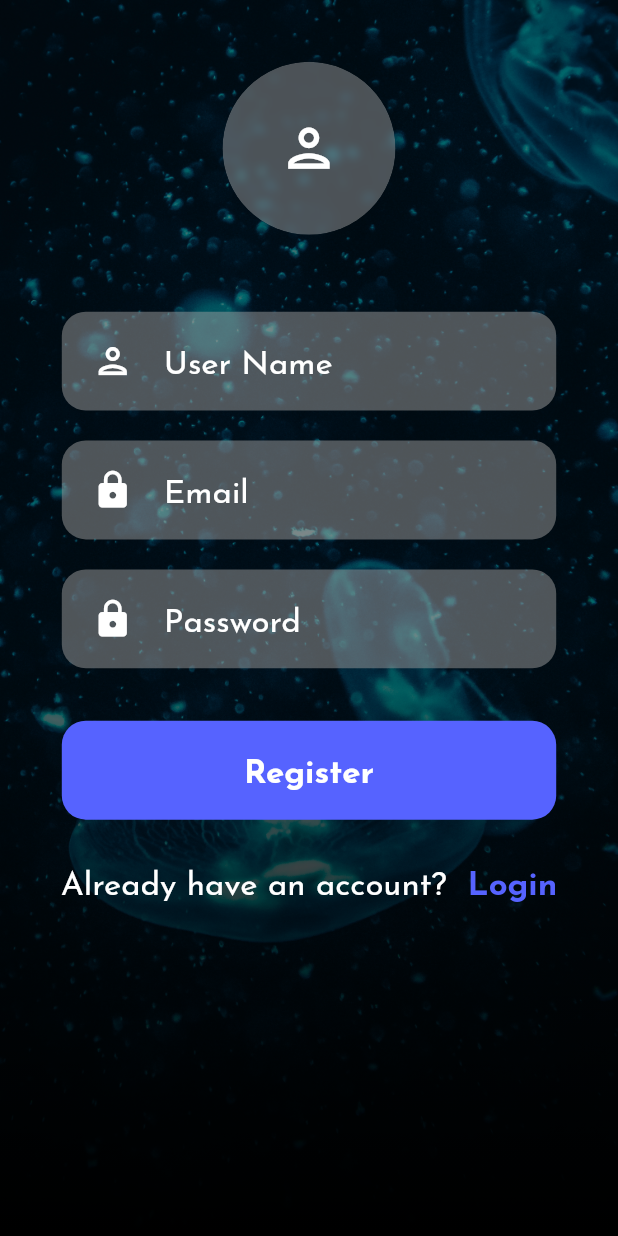
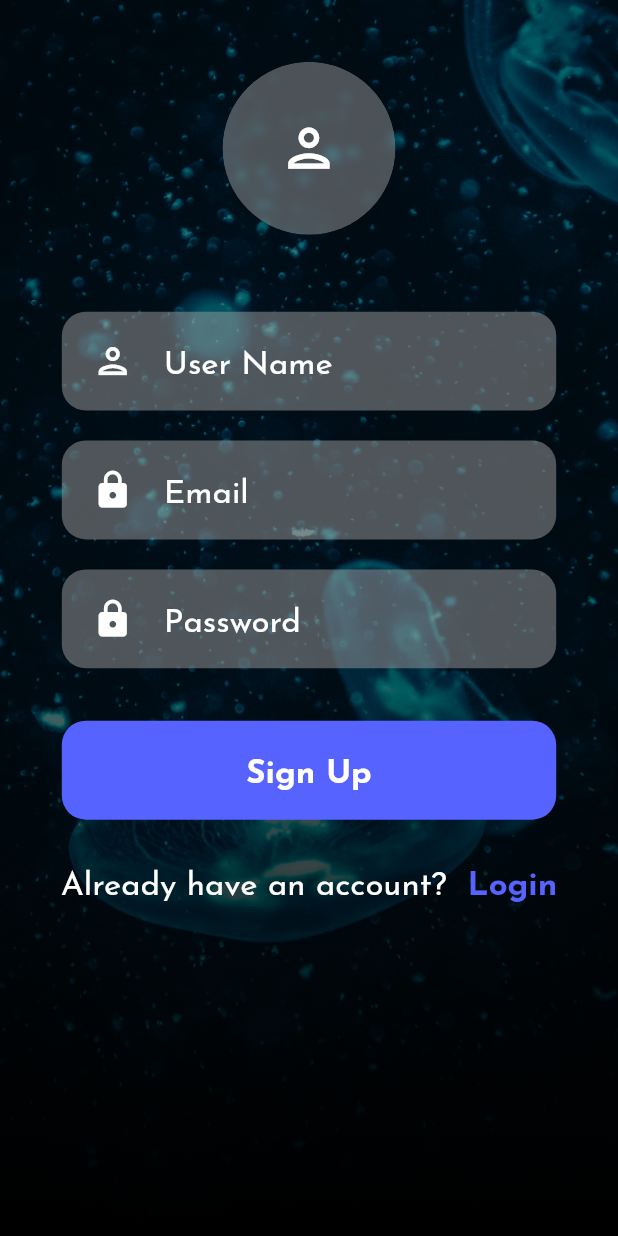
Before and after one commit to Tani21/CloneApp, a Flutter app: the screen it shows after launch, after a tap on "Create New Account", on a phone screen of 412 x 824 dp. Run offline on Flutter 3.47's test engine with Material 2 defaults, Android fonts, the phone set to English and light mode, and no system bars; our stand-ins replace cloud_firestore, firebase_auth, firebase_core, google_fonts; accounts and stored records are empty; network calls fail.

Commit message:
email auth progress

```diff
--- a/lib/screens/create_new_account.dart
+++ b/lib/screens/create_new_account.dart
@@ -1,8 +1,12 @@
 import 'dart:ui';
-
+import 'login_screen.dart';
 import 'package:flutter/material.dart';
 import 'package:trello/pallete.dart';
 import 'package:trello/widgets/widgets.dart';
+import 'package:firebase_auth/firebase_auth.dart';
+import 'package:firebase_core/firebase_core.dart';
+import 'package:cloud_firestore/cloud_firestore.dart';
+import 'package:trello/main.dart';
 
 class CreateNewAccount extends StatelessWidget {
   const CreateNewAccount({ Key? key }) : super(key: key);
@@ -83,8 +87,8 @@ class CreateNewAccount extends StatelessWidget {
 
                     SizedBox(height: 25,),
 
-                    RoundedButton(buttonName: 'Register'),
-
+                    //RoundedButton(buttonName: 'Register'),
+                    SignInButton(),
                     SizedBox(height: 25,),
 
                     Row(
@@ -116,3 +120,49 @@ class CreateNewAccount extends StatelessWidget {
     );
   }
 }
+
+
+class SignInButton extends StatefulWidget {
+  const SignInButton({Key? key}) : super(key: key);
+
+  @override
+  _SignInButtonState createState() => _SignInButtonState();
+}
+
+class _SignInButtonState extends State<SignInButton> {
+  @override
+  Widget build(BuildContext context) {
+    Size size = MediaQuery.of(context).size;
+    return Container(
+      height: size.height * 0.08,
+      width: size.width * 0.8,
+      decoration: BoxDecoration(
+        borderRadius: BorderRadius.circular(16),
+        color: kBlue,
+      ),
+
+      child: TextButton(
+        onPressed: () async {
+          // main();
+
+          try {
+            UserCredential userCredential = await FirebaseAuth.instance.createUserWithEmailAndPassword(
+                email: "tanishkavaswani1@gmail.com",
+                password: "tanishka"
+            );
+          } on FirebaseAuthException catch (e) {
+            if (e.code == 'weak-password') {
+              print('The password provided is too weak.');
+            } else if (e.code == 'email-already-in-use') {
+              print('The account already exists for that email.');
+            }
+          } catch (e) {
+            print(e);
+          }
+
+        },
+        child: Text('Sign Up', style: kBodyText.copyWith(fontWeight: FontWeight.bold)),
+      ),
+    );
+  }
+}
--- a/lib/screens/login_screen.dart
+++ b/lib/screens/login_screen.dart
@@ -8,6 +8,7 @@ import 'package:firebase_core/firebase_core.dart';
 import 'package:cloud_firestore/cloud_firestore.dart';
 import 'package:trello/main.dart';
 
+String email="", pass="";
 
 class LoginScreen extends StatefulWidget {
   const LoginScreen({ Key? key }) : super(key: key);
@@ -17,7 +18,6 @@ class LoginScreen extends StatefulWidget {
 }
 
 class _LoginScreenState extends State<LoginScreen> {
-
 
   @override
   Widget build(BuildContext context) {
@@ -46,12 +46,14 @@ class _LoginScreenState extends State<LoginScreen> {
               Column(
                 crossAxisAlignment: CrossAxisAlignment.end,
                 children: [
-                  TextInputField(
-                    icon: Icons.email,
-                    hint: 'Email',
-                    inputType: TextInputType.emailAddress,
-                    inputAction: TextInputAction.next,
-                  ),
+                  // TextInputField(
+                  //   icon: Icons.email,
+                  //   hint: 'Email',
+                  //   inputType: TextInputType.emailAddress,
+                  //   inputAction: TextInputAction.next,
+                  // ),
+
+                  TextInputFieldEmail(),
 
                   PasswordInput(
                 icon: Icons.lock,
@@ -104,13 +106,15 @@ class _LoginScreenState extends State<LoginScreen> {
 class NewRoundedButton extends StatefulWidget {
   const NewRoundedButton({Key? key}) : super(key: key);
 
+
   @override
   _NewRoundedButtonState createState() => _NewRoundedButtonState();
+
 }
 
 class _NewRoundedButtonState extends State<NewRoundedButton> {
-  FirebaseAuth auth = FirebaseAuth.instance;
-  var firestore = FirebaseFirestore.instance;
+  //FirebaseAuth auth = FirebaseAuth.instance;
+  //var firestore = FirebaseFirestore.instance;
   @override
   Widget build(BuildContext context) {
     Size size = MediaQuery.of(context).size;
@@ -123,9 +127,22 @@ class _NewRoundedButtonState extends State<NewRoundedButton> {
       ),
       child: TextButton(
         onPressed: () async {
-          main();
-          UserCredential userCredential = await auth.signInAnonymously();
-          print(userCredential);
+
+            //main();
+          // UserCredential userCredential = await auth.signInAnonymously();
+          // print(userCredential);
+          try {
+            UserCredential userCredential = await FirebaseAuth.instance.signInWithEmailAndPassword(
+                email: "tanishkavaswani1@gmail.com",
+                password: "tanishka",
+            );
+          } on FirebaseAuthException catch (e) {
+            if (e.code == 'user-not-found') {
+              print('No user found for that email.');
+            } else if (e.code == 'wrong-password') {
+              print('Wrong password provided for that user.');
+            }
+          }
         },
         child: Text('Login',
             style: kBodyText.copyWith(fontWeight: FontWeight.bold)),
@@ -176,3 +193,42 @@ class _NewRoundedButtonState extends State<NewRoundedButton> {
 //     );
 //   }
 // }
+
+
+class TextInputFieldEmail extends StatelessWidget {
+  const TextInputFieldEmail({Key? key}) : super(key: key);
+
+  @override
+  Widget build(BuildContext context) {
+    Size size  = MediaQuery.of(context).size;
+    return Padding(
+      padding: const EdgeInsets.symmetric(vertical: 10),
+      child: Container(
+        height:size.height * 0.08,
+        width: size.width * 0.8,
+        decoration: BoxDecoration(
+          color: Colors.grey[500]!.withOpacity(0.5),
+          borderRadius: BorderRadius.circular(16),
+        ),
+
+        child: Center(
+          child: TextField(
+
+            decoration: InputDecoration(
+              border: InputBorder.none,
+              prefixIcon: Padding(
+                padding: const EdgeInsets.symmetric(horizontal: 20),
+                child: Icon(Icons.email, size: 28, color: kWhite,),
+              ),
+              hintText: 'Email',
+              hintStyle: kBodyText,
+            ),
+            style: kBodyText,
+            keyboardType: TextInputType.emailAddress,
+            textInputAction: TextInputAction.next,
+          ),
+        ),
+      ),
+    );
+  }
+}
```
